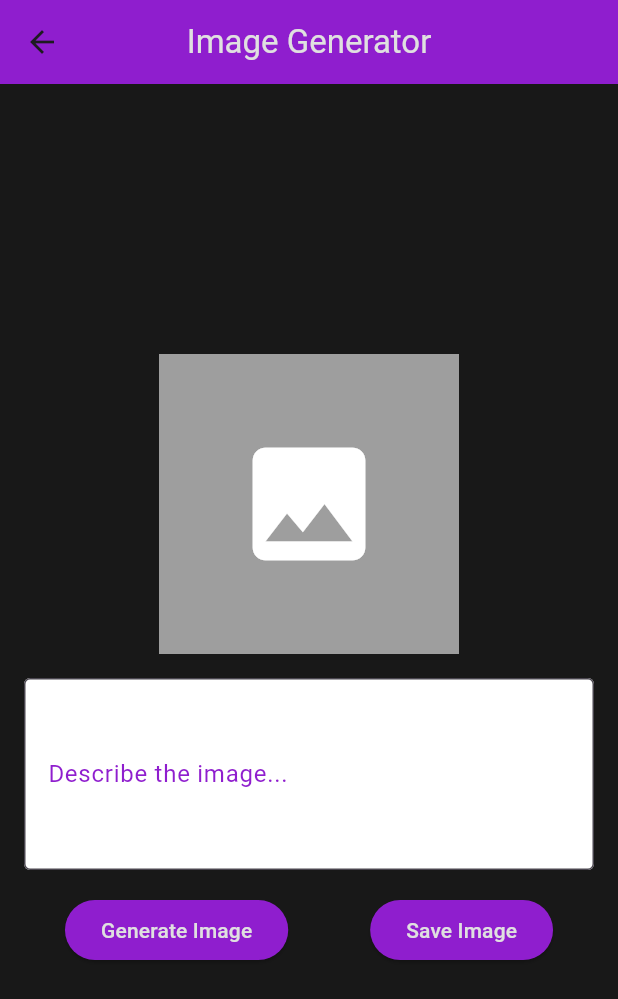
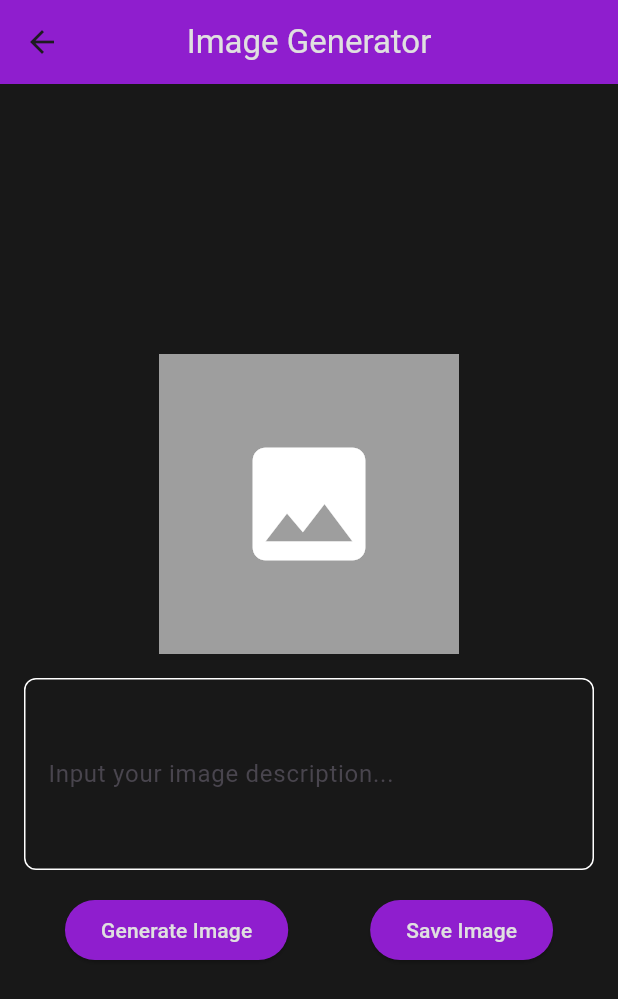
Before and after one commit to maarrr/mobils, a Flutter app: the SmartCreatorScreen screen opened directly, after a tap on "Save Image", on a phone screen of 412 x 824 dp. Shown: the top 999 px of the screen. Run offline on Flutter 3.47's test engine with Material 3 defaults, Android fonts, the phone set to English and light mode, and no system bars; our stand-ins replace firebase_core, firebase_storage, flutter_colorpicker, image_picker; missing offline and left inert: dart_openai; accounts and stored records are empty.

Commit message:
Modified the looks of image creator

```diff
--- a/lib/main.dart
+++ b/lib/main.dart
@@ -6,10 +6,11 @@ import 'firebase_options.dart';
 
 
 void main() async {
+  WidgetsFlutterBinding.ensureInitialized();
+  await Firebase.initializeApp(options: DefaultFirebaseOptions.currentPlatform);
+
   OpenAI.apiKey = "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";
   OpenAI.organization = null;
-
-  await Firebase.initializeApp(options: DefaultFirebaseOptions.currentPlatform);
   runApp(const MyApp());
 }
 
--- a/lib/smart_creator.dart
+++ b/lib/smart_creator.dart
@@ -45,8 +45,15 @@ class _SmartCreatorScreenState extends State<SmartCreatorScreen> {
   Future<void> _saveImage(String base64Image) async {
     if (_generatedImage.isNotEmpty) {
       try {
+        Uri? imageUrl = Uri.tryParse(_generatedImage);
+        if (imageUrl == null) {
+          // Invalid URL, handle the error
+          print("Invalid URL: $_generatedImage");
+          return;
+        }
+
         // Download the image bytes
-        var response = await http.get(Uri.parse(_generatedImage));
+        var response = await http.get(imageUrl);
         Uint8List bytes = response.bodyBytes;
 
         // Create a reference to the Firebase Storage bucket
@@ -58,7 +65,7 @@ class _SmartCreatorScreenState extends State<SmartCreatorScreen> {
         // Upload the image to Firebase Storage
         await storageRef.child(filename).putData(bytes);
 
-        // Show a success message or perform any other actions after uploading to Firebase Storage
+        // Show a success message or perform any
         print("Image saved to Firebase Storage");
       } catch (e) {
         // Show an error message
@@ -69,6 +76,7 @@ class _SmartCreatorScreenState extends State<SmartCreatorScreen> {
       print("No image to save");
     }
   }
+
 
   @override
   Widget build(BuildContext context) {
@@ -111,11 +119,14 @@ class _SmartCreatorScreenState extends State<SmartCreatorScreen> {
               maxLines: 4,
               style: TextStyle(color: textColor),
               decoration: InputDecoration(
-                labelText: 'Describe the image...',
-                border: OutlineInputBorder(),
-                filled: true,
-                fillColor: Colors.white,
-                labelStyle: TextStyle(color: mainColor),
+                labelText: "Input your image description...",
+                border: OutlineInputBorder(
+                  borderRadius: BorderRadius.all(Radius.circular(8.0)),
+                ),
+                enabledBorder: OutlineInputBorder(
+                  borderSide: BorderSide(color: Colors.white, width: 1.0),
+                  borderRadius: BorderRadius.all(Radius.circular(8.0)),
+                ),
               ),
             ),
             SizedBox(height: 16),
@@ -125,16 +136,16 @@ class _SmartCreatorScreenState extends State<SmartCreatorScreen> {
                 ElevatedButton(
                   onPressed: _generateImage,
                   style: ElevatedButton.styleFrom(
-                    primary: mainColor,
-                    onPrimary: textColor,
+                    backgroundColor: mainColor,
+                    foregroundColor: textColor,
                   ),
                   child: Text('Generate Image'),
                 ),
                 ElevatedButton(
                   onPressed: () => _saveImage(_generatedImage),
                   style: ElevatedButton.styleFrom(
-                    primary: mainColor,
-                    onPrimary: textColor,
+                    backgroundColor: mainColor,
+                    foregroundColor: textColor,
                   ),
                   child: Text('Save Image'),
                 ),
```
